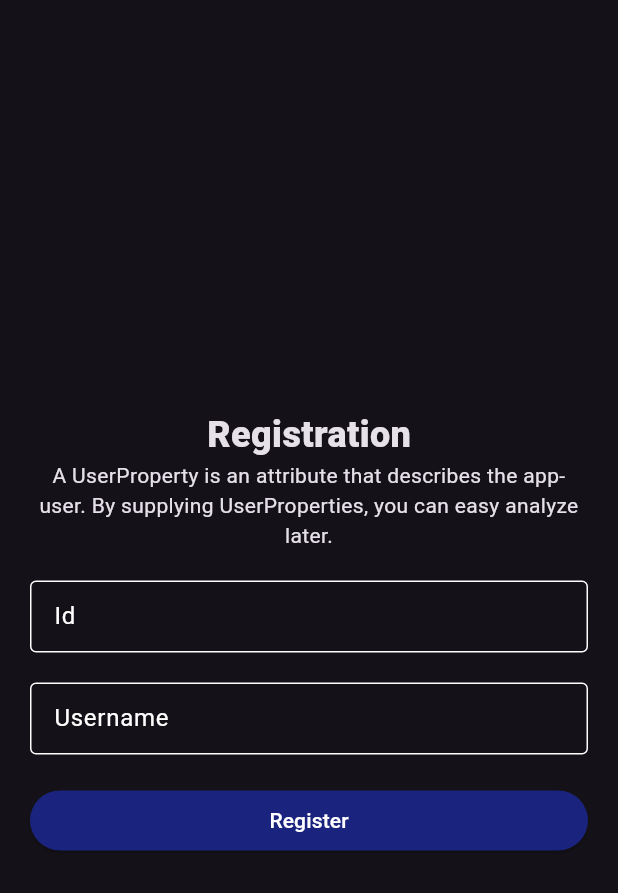
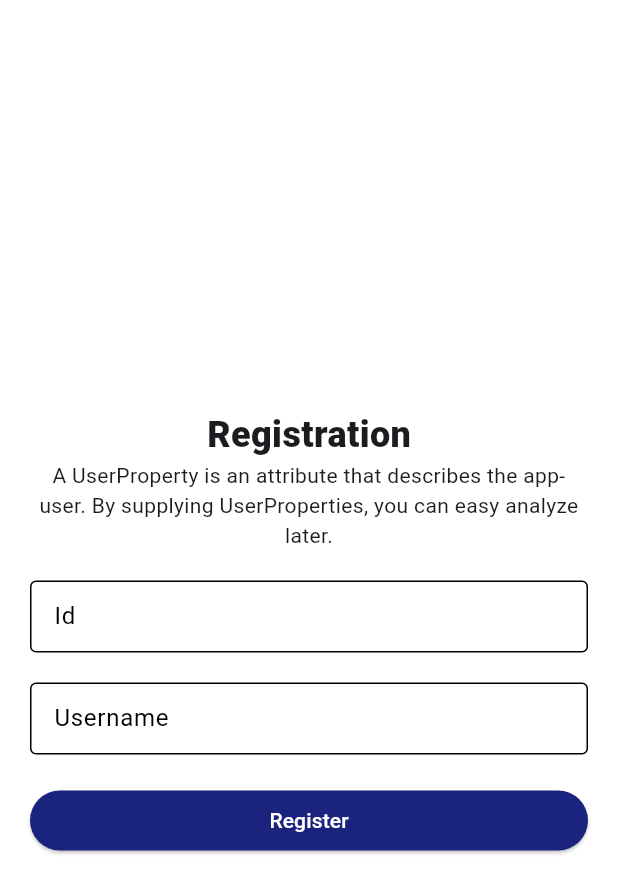
Before and after one commit to ChhunVirak/firebase_analytics_sample, a Flutter app: the screen it shows after launch, on a phone screen of 412 x 824 dp. Shown: the top 893 px of the screen. Run offline on Flutter 3.47's test engine with Material 2 defaults, Android fonts, the phone set to English and light mode, and no system bars; our stand-ins replace bloc, cached_network_image, equatable, firebase_analytics, firebase_core, flutter_animate and 2 more; accounts and stored records are empty.

Commit message:
path provider

```diff
--- a/lib/main.dart
+++ b/lib/main.dart
@@ -8,8 +8,6 @@ import 'package:learn_bloc/firebase_options.dart';
 import 'package:learn_bloc/constant/strings.dart';
 import 'package:learn_bloc/modules/dashboard/screens/dasboad_screen.dart';
 import 'package:learn_bloc/modules/splashscreen/screens/splash_screen.dart';
-import 'package:learn_bloc/utils/services/asset_manager/network_asset_manager.dart';
-
 import 'package:learn_bloc/utils/services/firebae/firebase_analytics_service.dart';
 import 'package:learn_bloc/utils/services/local_storage_service.dart';
 import 'package:learn_bloc/utils/ui/animations/router/push_animation_pageroute.dart';
@@ -28,7 +26,7 @@ void main() async {
   //   return true;
   // };
   await LocalSorageService().initPrefs();
-  await NetworkAssetManager().init();
+  // await NetworkAssetManager().init();
 
   runApp(
     const MyApp(),
@@ -44,7 +42,7 @@ class MyApp extends StatelessWidget {
         MediaQuery.of(context).platformBrightness == Brightness.light;
     return BlocProvider(
       create: (_) => SwitchThemeCubit(
-        initialTheme: !plateformIsLightMode ? lightTheme : darkTheme,
+        initialTheme: plateformIsLightMode ? lightTheme : darkTheme,
       ),
       child: Builder(
         builder: (blocContext) {
```
Also changed, not shown: 2 other files.
